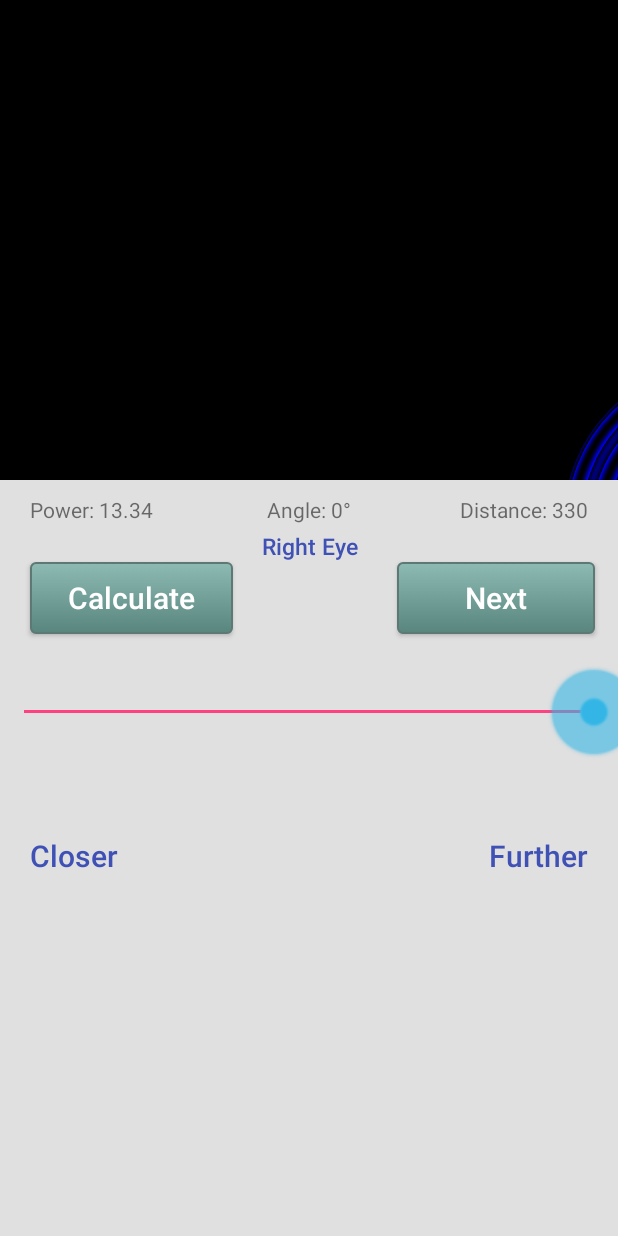
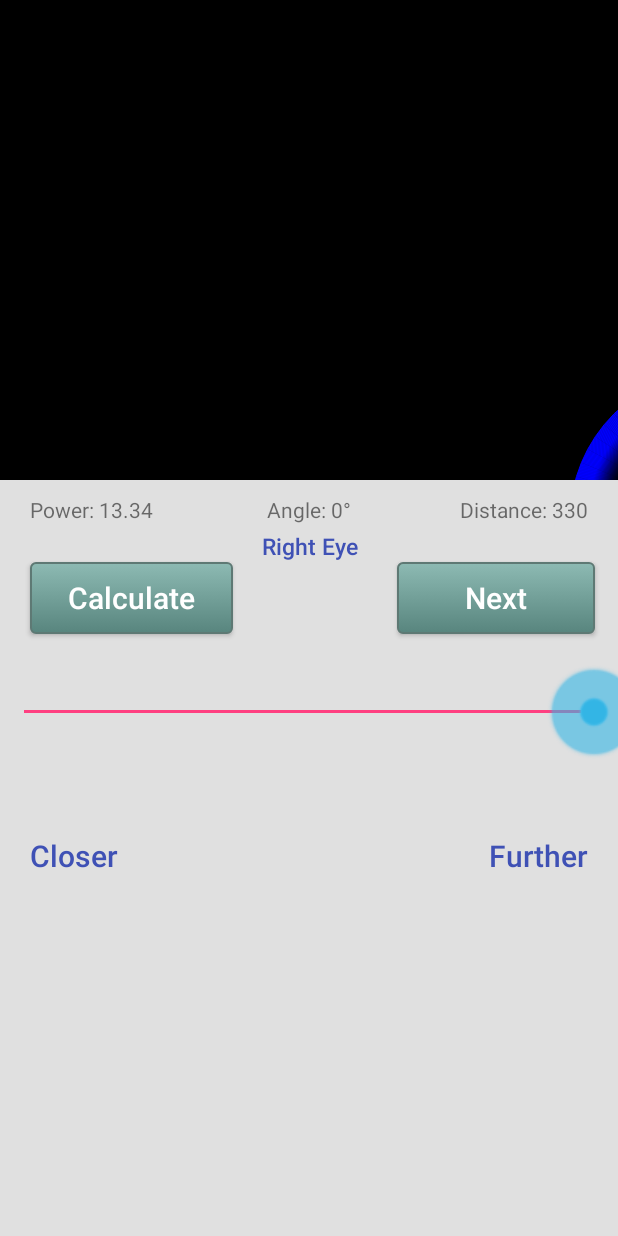
Before and after one commit to gzateyeque/testapp.mono.android, an Android app: the MainActivity screen opened directly, with no data from a screen before it, on a phone screen of 412 x 824 dp. Run offline under Robolectric (Android 15) with nearby library versions, the light colour scheme and no system bars.

Commit message:
patternView cleanup

```diff
--- a/app/src/main/java/com/eyeque/mono/PatternView.java
+++ b/app/src/main/java/com/eyeque/mono/PatternView.java
@@ -120,18 +120,21 @@ public class PatternView extends View {
          }
          ***/
 
-        for (float ii = 150; ii >= 0; ii -= 1) {
-            cv.save();
+        for (float ii = 150; ii >= 0; ii -= 0.5) {
+            // cv.save();
             aniRadius = ii + 20;
-            rColor = 0.5 * (0.4 + ii / 50f) * (1.0 - 1.0 * (Math.cos((double) (2 * Constants.PI * (radiansToDraw + ii * ((1 - ii / 150f) * 0.0025 + 0.04))))));
-            color = Color.rgb(0, 0, (int) (rColor * 255 / 2));
+            rColor = 0.5 * (0.4 + ii / 125f) * (1.0 - 1.0 * (Math.cos((double) (2 * Constants.PI * (radiansToDraw + ii * ((1 - ii / 125f) * 0.005 + 0.015))))));
+            rColor=rColor * 255;
+            if(rColor>255)
+                rColor=255;
+            color = Color.rgb(0, 0, (int) (rColor));
             p.setColor(color);
-            p.setStrokeWidth(12);
             // Log.i("DEBUG", String.valueOf(ii));
-            if (deviceId != 2)
+
+            if (deviceId == 2)
+                cv.drawCircle(855, 520, ii, p);
+            else
                 cv.drawCircle(720, 520, ii, p);
-            else
-                cv.drawCircle(855, 520, ii, p);
         }
 
         p.setColor(Color.RED);
@@ -139,6 +142,8 @@ public class PatternView extends View {
             p.setStrokeWidth(12);
             cv.drawLine(pattern.getRedStartX() + 12, pattern.getRedStartY() + 148,
                     pattern.getRedEndX() + 12, pattern.getRedEndY(), p);
+            // cv.drawLine(pattern.getRedStartX() - 50, pattern.getRedStartY(),
+                    // pattern.getRedEndX()-1, pattern.getRedStartY(), p);
         } else
             p.setStrokeWidth(1);
         cv.drawLine(pattern.getRedStartX(), pattern.getRedStartY(),
@@ -150,6 +155,8 @@ public class PatternView extends View {
             p.setStrokeWidth(12);
             cv.drawLine(pattern.getGreenStartX() - 12, pattern.getGreenStartY(),
                     pattern.getGreenEndX() - 12, pattern.getGreenEndY() - 148, p);
+            // cv.drawLine(pattern.getGreenStartX() + 1, pattern.getGreenStartY(),
+                    // pattern.getGreenEndX() + 50, pattern.getGreenStartY(), p);
         } else
             p.setStrokeWidth(1);
         cv.drawLine(pattern.getGreenStartX(), pattern.getGreenStartY(),
```
